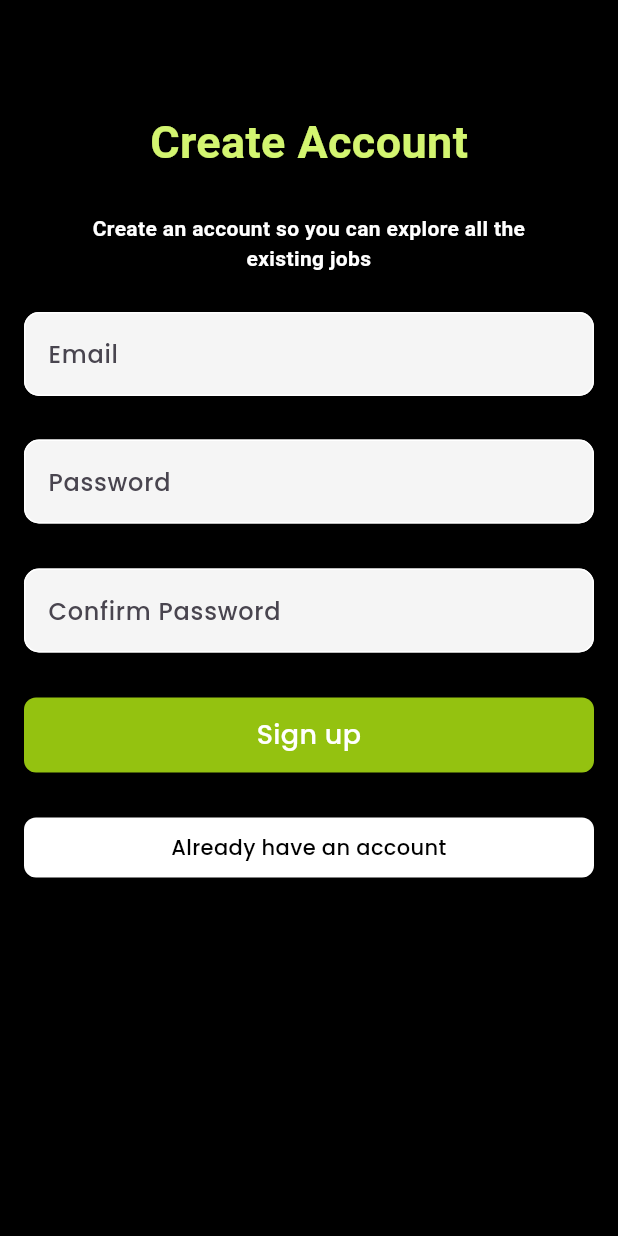
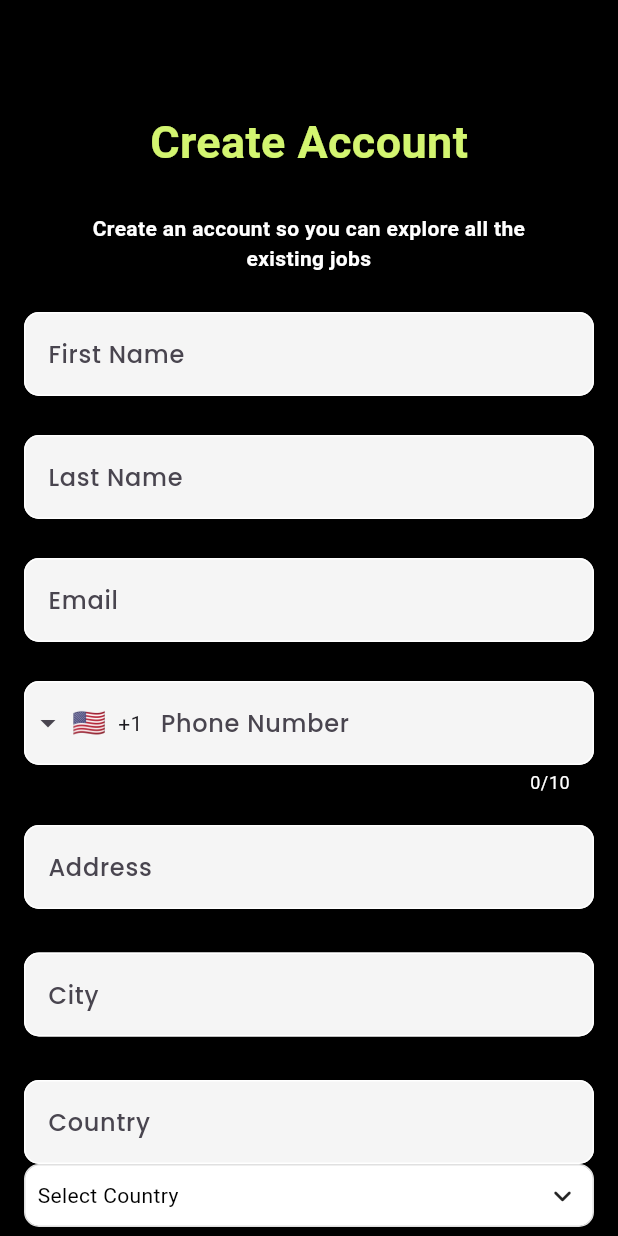
Before and after one commit to ChaniduMadalagama/SIC, a Flutter app: the SicRegister screen opened directly, on a phone screen of 412 x 824 dp. Run offline on Flutter 3.47's test engine with Material 3 defaults, Android fonts, the light colour scheme and no system bars; drawn by our look-alikes of csc_picker, intl_phone_field; our stand-ins replace google_fonts, persistent_bottom_nav_bar.

Commit message:
Strating apis

```diff
--- a/lib/screens/auth/register_page/register.dart
+++ b/lib/screens/auth/register_page/register.dart
@@ -1,4 +1,6 @@
+import 'package:csc_picker/csc_picker.dart';
 import 'package:flutter/material.dart';
+import 'package:intl_phone_field/intl_phone_field.dart';
 import 'package:sic/components/custem_button.dart';
 import 'package:sic/components/custem_textfeeld.dart';
 import 'package:sic/utils/utill_functions.dart';
@@ -13,9 +15,23 @@ class SicRegister extends StatefulWidget {
 class _SicRegisterState extends State<SicRegister> {
   @override
   Widget build(BuildContext context) {
-    final _email = TextEditingController();
-    final _password = TextEditingController();
-    final _conformpassword = TextEditingController();
+    final firstName = TextEditingController();
+    final lastName = TextEditingController();
+    final email = TextEditingController();
+    final phoneNumber = TextEditingController();
+    final address = TextEditingController();
+    final city = TextEditingController();
+    final country = TextEditingController();
+    final zipCode = TextEditingController();
+
+    final password = TextEditingController();
+    final conformpassword = TextEditingController();
+
+    FocusNode focusNode = FocusNode();
+    const isobscureText = false;
+
+    String countryValue = "";
+
     return Scaffold(
       backgroundColor: Colors.black,
       body: SingleChildScrollView(
@@ -58,14 +74,131 @@ class _SicRegisterState extends State<SicRegister> {
                 height: 26,
               ),
               CustemTextfield(
-                controller: _email,
+                controller: firstName,
+                hintText: 'First Name',
+              ),
+              const SizedBox(
+                height: 26,
+              ),
+              CustemTextfield(
+                controller: lastName,
+                hintText: 'Last Name',
+              ),
+              const SizedBox(
+                height: 26,
+              ),
+              CustemTextfield(
+                controller: email,
                 hintText: 'Email',
+              ),
+              const SizedBox(
+                height: 26,
+              ),
+              // CustemTextfield(
+              //   controller: phone_number,
+              //   hintText: 'Phone Number',
+              // ),
+              IntlPhoneField(
+                controller: phoneNumber,
+                focusNode: focusNode,
+                obscureText: isobscureText,
+                decoration: InputDecoration(
+                  counterText: null,
+                  counterStyle: const TextStyle(color: Colors.white),
+                  //counter: SizedBox.shrink(),
+                  filled: true,
+                  fillColor: Colors.grey[100],
+                  hintText: 'Phone Number',
+                  hintStyle: const TextStyle(
+                      fontFamily: 'Poppins',
+                      fontSize: 16,
+                      fontWeight: FontWeight.w500),
+                  enabledBorder: OutlineInputBorder(
+                    borderRadius: BorderRadius.circular(10),
+                    borderSide: const BorderSide(color: Colors.white),
+                  ),
+                  focusedBorder: OutlineInputBorder(
+                    borderRadius: BorderRadius.circular(10),
+                    borderSide: const BorderSide(color: Colors.purple),
+                  ),
+                  // border: OutlineInputBorder(
+                  //   borderSide: BorderSide(),
+                  // ),
+                ),
+                languageCode: "en",
+                onChanged: (phone) {
+                  print(phone.completeNumber);
+                },
+                onCountryChanged: (country) {
+                  print('Country changed to: ' + country.name);
+                },
+              ),
+              const SizedBox(
+                height: 20,
+              ),
+              CustemTextfield(
+                controller: address,
+                hintText: 'Address',
               ),
               const SizedBox(
                 height: 29,
               ),
               CustemTextfield(
-                controller: _password,
+                controller: city,
+                hintText: 'City',
+              ),
+              const SizedBox(
+                height: 29,
+              ),
+              CustemTextfield(
+                controller: country,
+                hintText: 'Country',
+
+              ),
+              CSCPicker(
+                showStates: false,
+                showCities: false,
+                flagState: CountryFlag.ENABLE, // Display country flags
+                dropdownDecoration: BoxDecoration(
+                  borderRadius: const BorderRadius.all(Radius.circular(10)),
+                  color: Colors.white,
+                  border: Border.all(color: Colors.grey.shade300, width: 1),
+                ),
+                countrySearchPlaceholder: "Countrys",
+                countryDropdownLabel: "Select Country",
+                selectedItemStyle: const TextStyle(
+                  color: Colors.black,
+                  fontSize: 14,
+                ),
+                dropdownHeadingStyle: const TextStyle(
+                  color: Colors.black,
+                  fontSize: 17,
+                  fontWeight: FontWeight.bold,
+                ),
+                dropdownItemStyle: const TextStyle(
+                  color: Colors.black,
+                  fontSize: 14,
+                ),
+                dropdownDialogRadius: 10.0,
+                searchBarRadius: 10.0,
+                onCountryChanged: (value) {
+                  setState(() {
+                    countryValue = value;
+                  });
+                },
+              ),
+              const SizedBox(
+                height: 29,
+              ),
+              CustemTextfield(
+                controller: zipCode,
+                hintText: 'Zip Code',
+              ),
+              const SizedBox(
+                height: 29,
+              ),
+              CustemTextfield(
+                controller: password,
                 hintText: 'Password',
                 isobscureText: true,
               ),
@@ -73,7 +206,7 @@ class _SicRegisterState extends State<SicRegister> {
                 height: 30,
               ),
               CustemTextfield(
-                controller: _conformpassword,
+                controller: conformpassword,
                 hintText: 'Confirm Password',
                 isobscureText: true,
               ),
--- a/pubspec.yaml
+++ b/pubspec.yaml
@@ -37,6 +37,8 @@ dependencies:
   cupertino_icons: ^1.0.2
   google_fonts: ^6.1.0
   persistent_bottom_nav_bar: ^5.0.2
+  intl_phone_field: ^3.2.0
+  csc_picker: ^0.2.7
 
 dev_dependencies:
   flutter_test:
```
Also changed, not shown: pubspec.lock.
